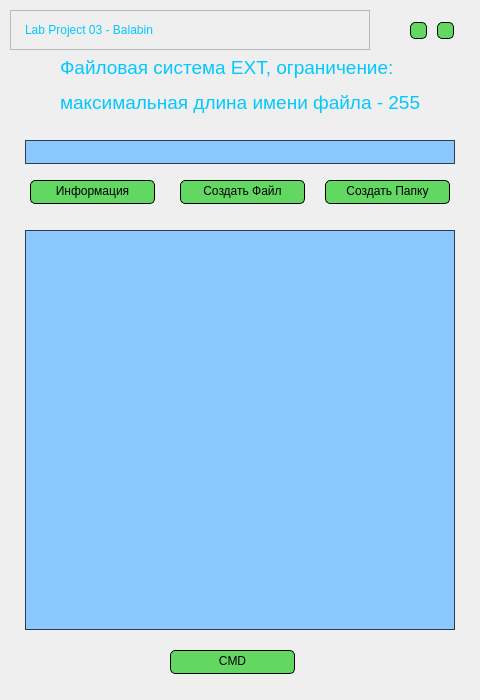
Qt form ui_mainwindow.ui (The-SSky/lab3os) before a commit.
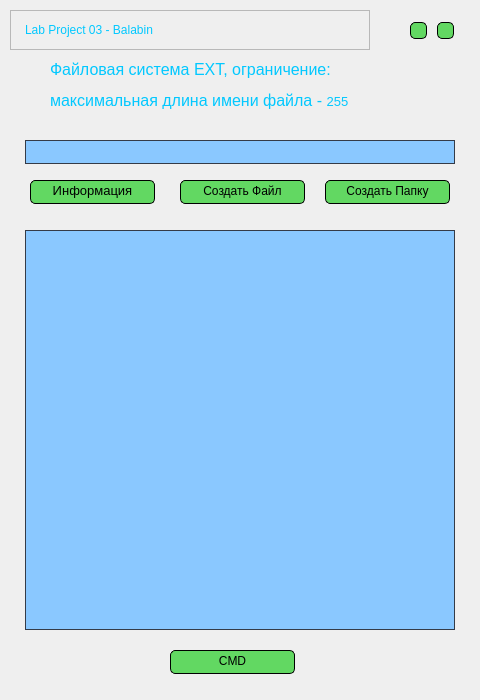
The same form after that commit. Icons and pictures are not drawn.

What changed in the file:
```diff
--- a/ui_mainwindow.ui
+++ b/ui_mainwindow.ui
@@ -334,7 +334,7 @@
     <widget class="QLabel" name="mainLabel">
      <property name="geometry">
       <rect>
-       <x>50</x>
+       <x>40</x>
        <y>40</y>
        <width>381</width>
        <height>71</height>
@@ -344,7 +344,7 @@
       <string>titleLabel</string>
      </property>
      <property name="text">
-      <string>&lt;html&gt;&lt;head/&gt;&lt;body&gt;&lt;p&gt;&lt;span style=&quot; font-size:14pt;&quot;&gt;Файловая система EXT, ограничение:&lt;/span&gt;&lt;/p&gt;&lt;p&gt;&lt;span style=&quot; font-size:14pt;&quot;&gt;максимальная длина имени файла - 255&lt;/span&gt;&lt;/p&gt;&lt;/body&gt;&lt;/html&gt;</string>
+      <string>&lt;html&gt;&lt;head/&gt;&lt;body&gt;&lt;p&gt;&lt;span style=&quot; font-size:12pt;&quot;&gt;Файловая система EXT, ограничение:&lt;/span&gt;&lt;/p&gt;&lt;p&gt;&lt;span style=&quot; font-size:12pt;&quot;&gt;максимальная длина имени файла - &lt;/span&gt;&lt;span style=&quot; font-size:10pt;&quot;&gt;255&lt;/span&gt;&lt;/p&gt;&lt;/body&gt;&lt;/html&gt;</string>
      </property>
     </widget>
     <widget class="QTextEdit" name="textEdit">
@@ -369,6 +369,15 @@
        <height>24</height>
       </rect>
      </property>
+     <property name="font">
+      <font>
+       <family>Yu Gothic UI</family>
+       <pointsize>10</pointsize>
+       <weight>50</weight>
+       <italic>false</italic>
+       <bold>false</bold>
+      </font>
+     </property>
      <property name="accessibleName">
       <string>testButton</string>
      </property>
```
Left out of the diff: 2 changed lines with no effect on the pictures.
